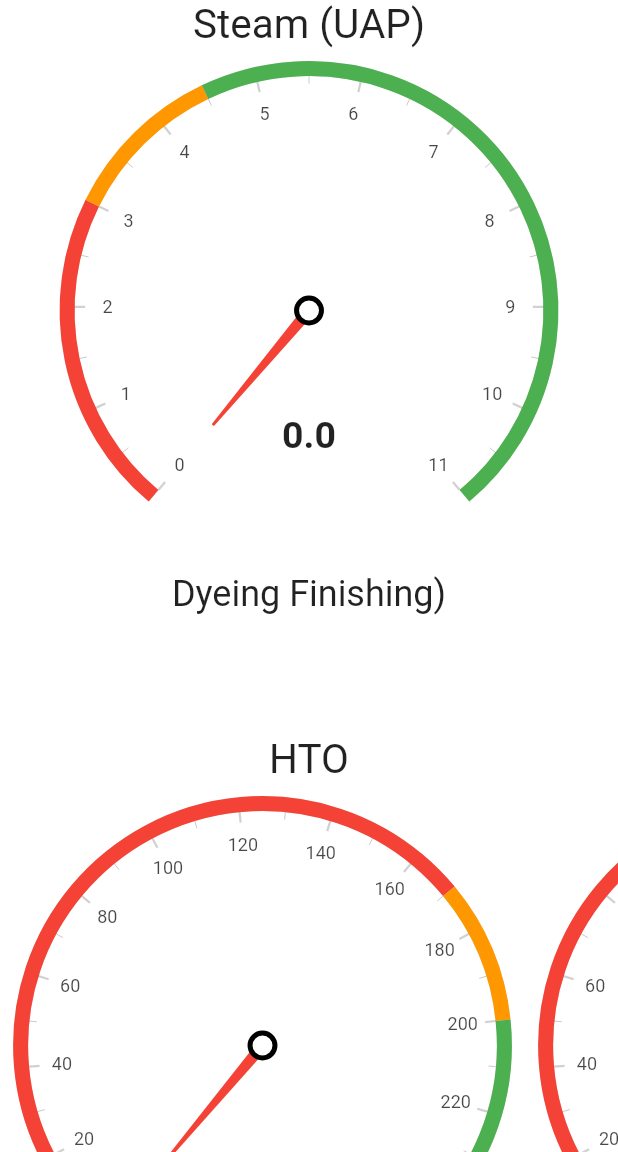
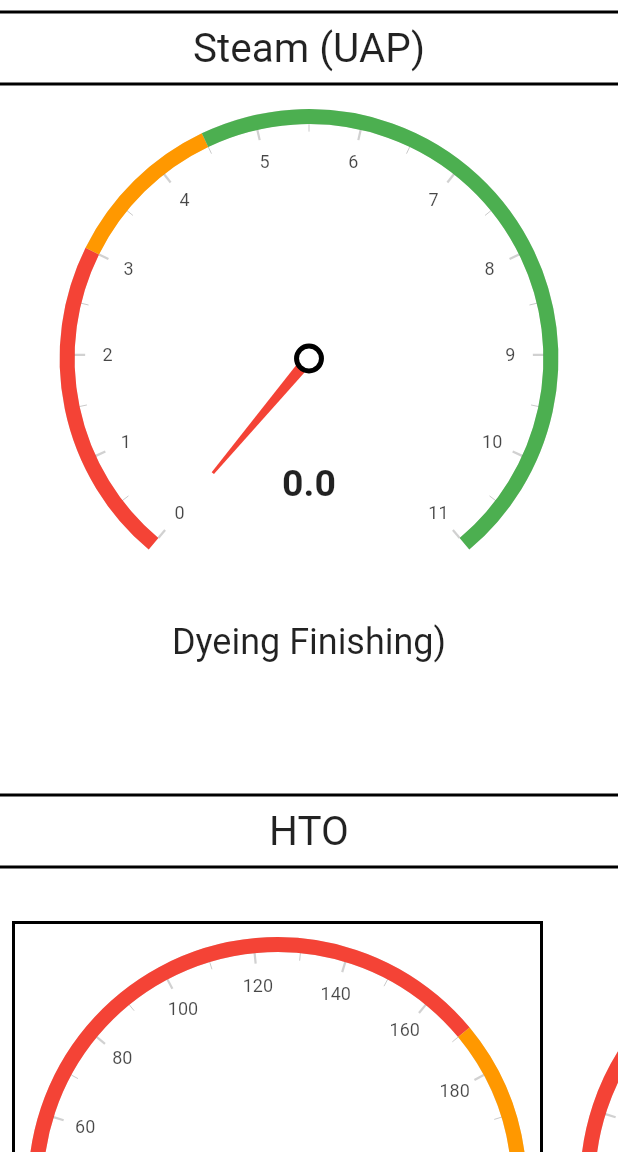
Before and after one commit to jiwaraga06/flutter_mqtt, a Flutter app: the screen it shows after launch, on a phone screen of 412 x 824 dp, the part 84-1236 px from its top. Run offline on Flutter 3.47's test engine with Material 2 defaults, Android fonts, the light colour scheme and no system bars; drawn by our look-alikes of syncfusion_flutter_gauges; missing offline and left inert: mqtt_client.

Commit message:
Update ui

```diff
--- a/lib/mqtt.dart
+++ b/lib/mqtt.dart
@@ -137,13 +137,11 @@ class _MqttState extends State<Mqtt> {
       ),
       body: ListView(
         children: [
-          Row(
-            crossAxisAlignment: CrossAxisAlignment.center,
-            mainAxisAlignment: MainAxisAlignment.center,
-            children: [
           Column(
             children: [
+              const Divider(color: Colors.black, thickness: 2),
               Text("Steam (UAP)", style: TextStyle(fontSize: 27)),
+              const Divider(color: Colors.black, thickness: 2),
               Column(
                 children: [
                   Container(
@@ -179,23 +177,26 @@ class _MqttState extends State<Mqtt> {
               ),
             ],
           ),
-            ],
-          ),
           const SizedBox(height: 80),
           Column(
             crossAxisAlignment: CrossAxisAlignment.center,
             mainAxisAlignment: MainAxisAlignment.center,
             children: [
+              const Divider(color: Colors.black, thickness: 2),
               Text("HTO", style: TextStyle(fontSize: 27)),
+              const Divider(color: Colors.black, thickness: 2),
+              const SizedBox(height: 20),
               SizedBox(
-                height: 400,
+                height: 450,
                 child: ListView(
                   scrollDirection: Axis.horizontal,
                   children: [
-                    Column(
+                    Container(
+                      margin: const EdgeInsets.all(8.0),
+                      decoration: BoxDecoration(border: Border.all(width: 2, color: Colors.black)),
+                      child: Column(
                         children: [
-                        Container(
-                            child: SfRadialGauge(enableLoadingAnimation: true, animationDuration: 1000, axes: <RadialAxis>[
+                          SfRadialGauge(enableLoadingAnimation: true, animationDuration: 1000, axes: <RadialAxis>[
                             RadialAxis(minimum: 0, maximum: 250, ranges: <GaugeRange>[
                               GaugeRange(startValue: 0, endValue: 170, color: Colors.red, startWidth: 10, endWidth: 10),
                               GaugeRange(startValue: 170, endValue: 200, color: Colors.orange, startWidth: 10, endWidth: 10),
@@ -223,14 +224,16 @@ class _MqttState extends State<Mqtt> {
                                   angle: 90,
                                   positionFactor: 0.5)
                             ])
-                        ])),
+                          ]),
                           Text("Dyeing Finishing", style: TextStyle(fontSize: 24)),
                         ],
                       ),
-                    Column(
+                    ),
+                    Container(
+                      margin: const EdgeInsets.all(8.0),
+                      child: Column(
                         children: [
-                        Container(
-                            child: SfRadialGauge(enableLoadingAnimation: true, animationDuration: 1000, axes: <RadialAxis>[
+                          SfRadialGauge(enableLoadingAnimation: true, animationDuration: 1000, axes: <RadialAxis>[
                             RadialAxis(minimum: 0, maximum: 250, ranges: <GaugeRange>[
                               GaugeRange(startValue: 0, endValue: 170, color: Colors.red, startWidth: 10, endWidth: 10),
                               GaugeRange(startValue: 170, endValue: 200, color: Colors.orange, startWidth: 10, endWidth: 10),
@@ -261,14 +264,17 @@ class _MqttState extends State<Mqtt> {
                                   angle: 90,
                                   positionFactor: 0.5)
                             ])
-                        ])),
+                          ]),
                           Text("IN", style: TextStyle(fontSize: 24)),
+                          Text("Printing 2", style: TextStyle(fontSize: 24)),
                         ],
                       ),
-                    Column(
+                    ),
+                    Container(
+                      margin: const EdgeInsets.all(8.0),
+                      child: Column(
                         children: [
-                        Container(
-                            child: SfRadialGauge(enableLoadingAnimation: true, animationDuration: 1000, axes: <RadialAxis>[
+                          SfRadialGauge(enableLoadingAnimation: true, animationDuration: 1000, axes: <RadialAxis>[
                             RadialAxis(minimum: 0, maximum: 250, ranges: <GaugeRange>[
                               GaugeRange(startValue: 0, endValue: 170, color: Colors.red, startWidth: 10, endWidth: 10),
                               GaugeRange(startValue: 170, endValue: 200, color: Colors.orange, startWidth: 10, endWidth: 10),
@@ -299,14 +305,17 @@ class _MqttState extends State<Mqtt> {
                                   angle: 90,
                                   positionFactor: 0.5)
                             ])
-                        ])),
+                          ]),
                           Text("OUT", style: TextStyle(fontSize: 24)),
+                          Text("Printing 2", style: TextStyle(fontSize: 24)),
                         ],
                       ),
-                    Column(
+                    ),
+                    Container(
+                      margin: const EdgeInsets.all(8.0),
+                      child: Column(
                         children: [
-                        Container(
-                            child: SfRadialGauge(enableLoadingAnimation: true, animationDuration: 1000, axes: <RadialAxis>[
+                          SfRadialGauge(enableLoadingAnimation: true, animationDuration: 1000, axes: <RadialAxis>[
                             RadialAxis(minimum: 0, maximum: 250, ranges: <GaugeRange>[
                               GaugeRange(startValue: 0, endValue: 170, color: Colors.red, startWidth: 10, endWidth: 10),
                               GaugeRange(startValue: 170, endValue: 200, color: Colors.orange, startWidth: 10, endWidth: 10),
@@ -337,9 +346,11 @@ class _MqttState extends State<Mqtt> {
                                   angle: 90,
                                   positionFactor: 0.5)
                             ])
-                        ])),
+                          ]),
                           Text("DELTA", style: TextStyle(fontSize: 24)),
+                          Text("Printing 2", style: TextStyle(fontSize: 24)),
                         ],
+                      ),
                     ),
                   ],
                 ),
```
Also changed, not shown: 1 other file. Lines whose indentation alone changed are shown as unchanged.
